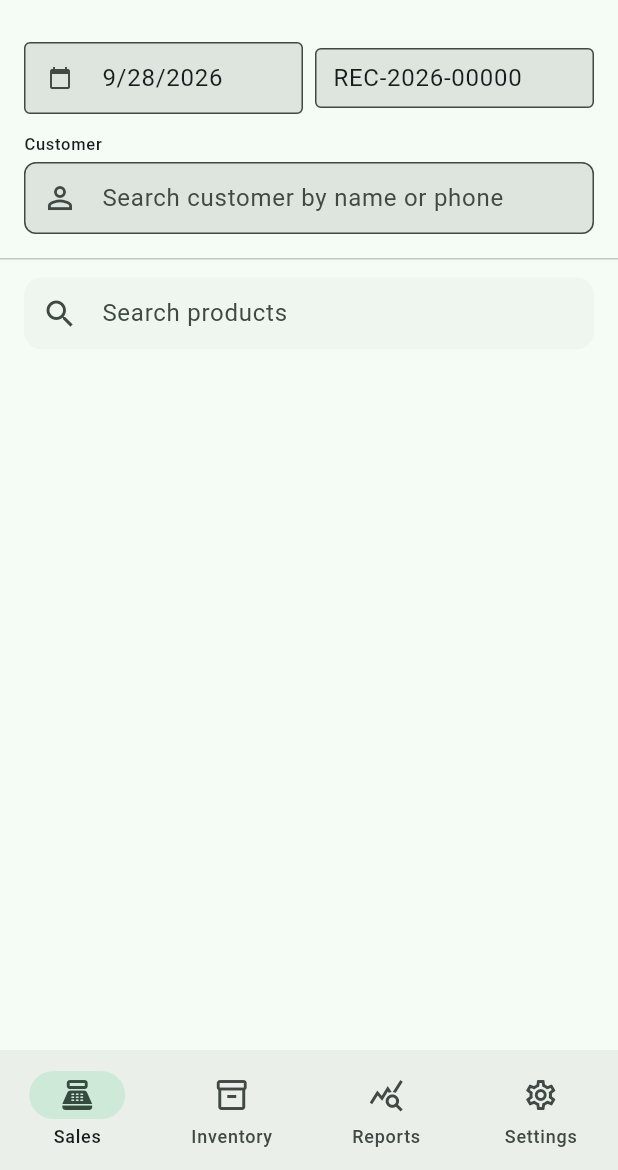
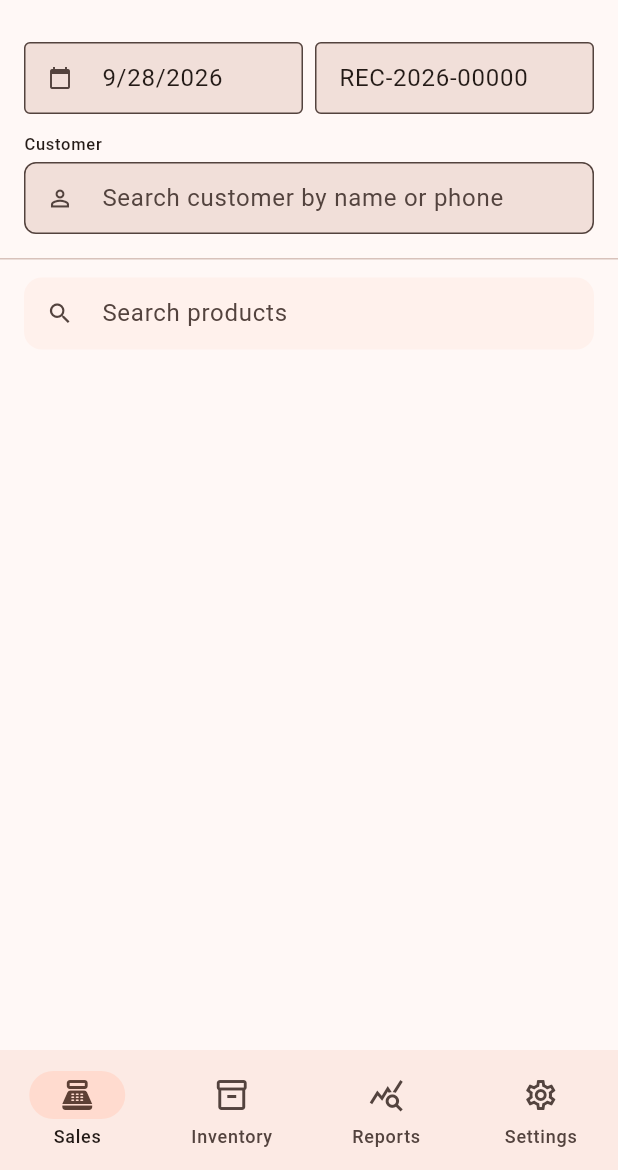
Before and after one commit to Jack-Murimi/gateway, a Flutter app: the SalesScreen screen opened by its route, on a phone screen of 412 x 824 dp, the part 66-1236 px from its top. Run offline on Flutter 3.47's test engine with Material 3 defaults, Android fonts, the phone set to English and light mode, and no system bars; our stand-ins replace flutter_riverpod, go_router.

Commit message:
Orange accent color, consistent input heights, receipt placeholder, nav accent

```diff
--- a/lib/design_system/components/navigation/app_scaffold.dart
+++ b/lib/design_system/components/navigation/app_scaffold.dart
@@ -77,7 +77,9 @@ class AppScaffold extends StatelessWidget {
         bottomNavigationBar: NavigationBar(
           selectedIndex: selectedIndex,
           onDestinationSelected: onDestinationSelected,
+          indicatorColor: Theme.of(context).colorScheme.primaryContainer,
           destinations: [
+
             for (final item in destinations)
               NavigationDestination(
                 icon: Icon(item.icon),
--- a/lib/design_system/theme/app_theme.dart
+++ b/lib/design_system/theme/app_theme.dart
@@ -33,6 +33,10 @@ abstract final class AppTheme {
       inputDecorationTheme: InputDecorationTheme(
         filled: true,
         fillColor: colorScheme.surfaceContainerHighest,
+        isDense: true,
+        contentPadding: EdgeInsets.symmetric(horizontal: 12, vertical: 12),
+        border: OutlineInputBorder(),
+        hintStyle: TextStyle(color: colorScheme.onSurfaceVariant),
       ),
       visualDensity: VisualDensity.standard,
     );
--- a/lib/design_system/tokens/colors.dart
+++ b/lib/design_system/tokens/colors.dart
@@ -3,5 +3,5 @@ import 'package:flutter/material.dart';
 /// Color seed tokens for the Gateway design system.
 abstract final class AppColors {
   /// Primary LPG retail seed color used by Material 3 color schemes.
-  static const Color seed = Color(0xFF0F6B4D);
+  static const Color seed = Color(0xFFE65100); // Orange - company color
 }
--- a/lib/features/sales/presentation/widgets/sales_header.dart
+++ b/lib/features/sales/presentation/widgets/sales_header.dart
@@ -162,7 +162,7 @@ class _OneRowHeader extends StatelessWidget {
           style: const TextStyle(fontWeight: FontWeight.w500),
           decoration: const InputDecoration(
             isDense: true,
-            contentPadding: EdgeInsets.symmetric(horizontal: 8, vertical: 8),
+
             border: OutlineInputBorder(),
           ),
           onChanged: onReceiptNumberChanged,
@@ -213,7 +213,7 @@ class _TwoRowHeader extends StatelessWidget {
                   decoration: const InputDecoration(
                     isDense: true,
                     hintText: "Date",
-                    contentPadding: EdgeInsets.symmetric(horizontal: 8, vertical: 8),
+
                     border: OutlineInputBorder(),
                     prefixIcon: Icon(Icons.calendar_today, size: 16),
                   ),
@@ -237,8 +237,8 @@ class _TwoRowHeader extends StatelessWidget {
                   initialValue: receiptNumber,
                   decoration: const InputDecoration(
                     isDense: true,
-                    hintText: 'Receipt #',
-                    contentPadding: EdgeInsets.symmetric(horizontal: 8, vertical: 8),
+                    hintText: 'Receipt / Invoice #',
+
                     border: OutlineInputBorder(),
                   ),
                   onChanged: onReceiptNumberChanged,
```
